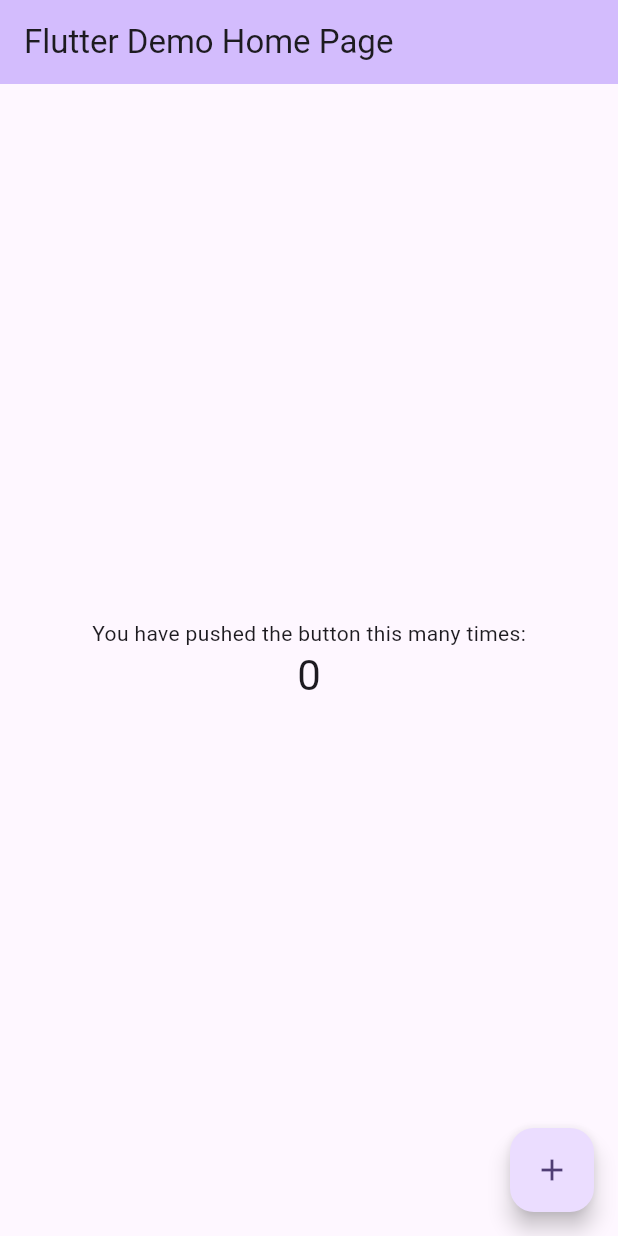
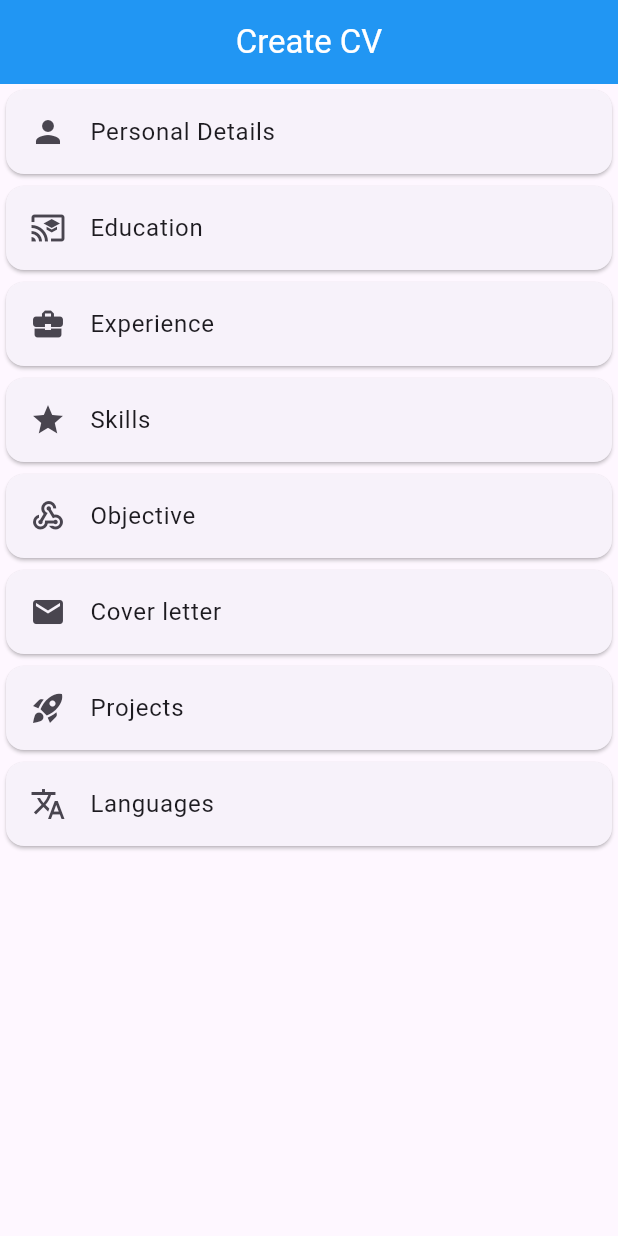
Before and after one commit to virajtalaviya/resume_builder, a Flutter app: the screen it shows after launch, on a phone screen of 412 x 824 dp. Run offline on Flutter 3.47's test engine with Material 3 defaults, Android fonts, the phone set to English and light mode, and no system bars; our stand-ins replace get.

Commit message:
Feat: HomeScreen & HomeController

```diff
--- /dev/null
+++ b/lib/controllers/home_controller.dart
@@ -0,0 +1,70 @@
+import 'package:flutter/material.dart';
+import 'package:get/get.dart';
+
+class HomeController extends GetxController {
+  List<ListContentClass> contentList = [
+    ListContentClass(
+      title: "Personal Details",
+      iconData: Icons.person,
+    ),
+    ListContentClass(
+      title: "Education",
+      iconData: Icons.cast_for_education,
+    ),
+    ListContentClass(
+      title: "Experience",
+      iconData: Icons.business_center,
+    ),
+    ListContentClass(
+      title: "Skills",
+      iconData: Icons.star,
+    ),
+    ListContentClass(
+      title: "Objective",
+      iconData: Icons.webhook,
+    ),
+    ListContentClass(
+      title: "Cover letter",
+      iconData: Icons.email,
+    ),
+    ListContentClass(
+      title: "Projects",
+      iconData: Icons.rocket_launch,
+    ),
+    ListContentClass(
+      title: "Languages",
+      iconData: Icons.translate,
+    ),
+  ];
+
+  void tapEventOfCard(int index) {
+    switch (index) {
+      case 0:
+        break;
+      case 1:
+        break;
+      case 2:
+        break;
+      case 3:
+        break;
+      case 4:
+        break;
+      case 5:
+        break;
+      case 6:
+        break;
+      case 7:
+        break;
+    }
+  }
+}
+
+class ListContentClass {
+  final String title;
+  final IconData iconData;
+
+  ListContentClass({
+    required this.title,
+    required this.iconData,
+  });
+}
--- a/lib/main.dart
+++ b/lib/main.dart
@@ -1,4 +1,6 @@
 import 'package:flutter/material.dart';
+import 'package:get/get.dart';
+import 'package:resume_builder/screens/home_screen.dart';
 
 void main() {
   runApp(const MyApp());
@@ -7,119 +9,14 @@ void main() {
 class MyApp extends StatelessWidget {
   const MyApp({super.key});
 
-  // This widget is the root of your application.
   @override
   Widget build(BuildContext context) {
-    return MaterialApp(
-      title: 'Flutter Demo',
-      theme: ThemeData(
-        // This is the theme of your application.
-        //
-        // TRY THIS: Try running your application with "flutter run". You'll see
-        // the application has a blue toolbar. Then, without quitting the app,
-        // try changing the seedColor in the colorScheme below to Colors.green
-        // and then invoke "hot reload" (save your changes or press the "hot
-        // reload" button in a Flutter-supported IDE, or press "r" if you used
-        // the command line to start the app).
-        //
-        // Notice that the counter didn't reset back to zero; the application
-        // state is not lost during the reload. To reset the state, use hot
-        // restart instead.
-        //
-        // This works for code too, not just values: Most code changes can be
-        // tested with just a hot reload.
-        colorScheme: ColorScheme.fromSeed(seedColor: Colors.deepPurple),
-        useMaterial3: true,
-      ),
-      home: const MyHomePage(title: 'Flutter Demo Home Page'),
+    shouldUseTabletView = MediaQuery.of(context).size.shortestSide > 600;
+    return const GetMaterialApp(
+      debugShowCheckedModeBanner: false,
+      home: HomeScreen(),
     );
   }
 }
 
-class MyHomePage extends StatefulWidget {
-  const MyHomePage({super.key, required this.title});
-
-  // This widget is the home page of your application. It is stateful, meaning
-  // that it has a State object (defined below) that contains fields that affect
-  // how it looks.
-
-  // This class is the configuration for the state. It holds the values (in this
-  // case the title) provided by the parent (in this case the App widget) and
-  // used by the build method of the State. Fields in a Widget subclass are
-  // always marked "final".
-
-  final String title;
-
-  @override
-  State<MyHomePage> createState() => _MyHomePageState();
-}
-
-class _MyHomePageState extends State<MyHomePage> {
-  int _counter = 0;
-
-  void _incrementCounter() {
-    setState(() {
-      // This call to setState tells the Flutter framework that something has
-      // changed in this State, which causes it to rerun the build method below
-      // so that the display can reflect the updated values. If we changed
-      // _counter without calling setState(), then the build method would not be
-      // called again, and so nothing would appear to happen.
-      _counter++;
-    });
-  }
-
-  @override
-  Widget build(BuildContext context) {
-    // This method is rerun every time setState is called, for instance as done
-    // by the _incrementCounter method above.
-    //
-    // The Flutter framework has been optimized to make rerunning build methods
-    // fast, so that you can just rebuild anything that needs updating rather
-    // than having to individually change instances of widgets.
-    return Scaffold(
-      appBar: AppBar(
-        // TRY THIS: Try changing the color here to a specific color (to
-        // Colors.amber, perhaps?) and trigger a hot reload to see the AppBar
-        // change color while the other colors stay the same.
-        backgroundColor: Theme.of(context).colorScheme.inversePrimary,
-        // Here we take the value from the MyHomePage object that was created by
-        // the App.build method, and use it to set our appbar title.
-        title: Text(widget.title),
-      ),
-      body: Center(
-        // Center is a layout widget. It takes a single child and positions it
-        // in the middle of the parent.
-        child: Column(
-          // Column is also a layout widget. It takes a list of children and
-          // arranges them vertically. By default, it sizes itself to fit its
-          // children horizontally, and tries to be as tall as its parent.
-          //
-          // Column has various properties to control how it sizes itself and
-          // how it positions its children. Here we use mainAxisAlignment to
-          // center the children vertically; the main axis here is the vertical
-          // axis because Columns are vertical (the cross axis would be
-          // horizontal).
-          //
-          // TRY THIS: Invoke "debug painting" (choose the "Toggle Debug Paint"
-          // action in the IDE, or press "p" in the console), to see the
-          // wireframe for each widget.
-          mainAxisAlignment: MainAxisAlignment.center,
-          children: <Widget>[
-            const Text(
-              'You have pushed the button this many times:',
-            ),
-            Text(
-              '$_counter',
-              style: Theme.of(context).textTheme.headlineMedium,
-            ),
-          ],
-        ),
-      ),
-      floatingActionButton: FloatingActionButton(
-        onPressed: _incrementCounter,
-        tooltip: 'Increment',
-        child: const Icon(Icons.add),
-      ), // This trailing comma makes auto-formatting nicer for build methods.
-    );
-  }
-}
+bool shouldUseTabletView = false;
--- /dev/null
+++ b/lib/screens/home_screen.dart
@@ -0,0 +1,60 @@
+import 'package:flutter/material.dart';
+import 'package:get/get.dart';
+import 'package:resume_builder/controllers/home_controller.dart';
+import 'package:resume_builder/main.dart';
+
+class HomeScreen extends StatelessWidget {
+  const HomeScreen({super.key});
+
+  @override
+  Widget build(BuildContext context) {
+    HomeController homeController = Get.put(HomeController());
+    return Scaffold(
+      appBar: AppBar(
+        backgroundColor: Colors.blue,
+        title: const Text("Create CV", style: TextStyle(color: Colors.white)),
+        centerTitle: true,
+      ),
+      body: Column(
+        children: [
+          shouldUseTabletView
+              ? GridView.builder(
+                  gridDelegate: const SliverGridDelegateWithFixedCrossAxisCount(
+                    crossAxisCount: 3,
+                    childAspectRatio: 1,
+                    crossAxisSpacing: 10,
+                    mainAxisSpacing: 10,
+                  ),
+                  itemBuilder: (context, index) {
+                    return Card(
+                      child: GestureDetector(
+                        onTap: (){},
+                        child: Column(
+                          children: [
+                            Text(homeController.contentList[index].title),
+                            const SizedBox(height: 10),
+                            Icon(homeController.contentList[index].iconData),
+                          ],
+                        ),
+                      ),
+                    );
+                  },
+                )
+              : ListView.builder(
+                  shrinkWrap: true,
+                  itemCount: homeController.contentList.length,
+                  itemBuilder: (context, index) {
+                    return Card(
+                      child: ListTile(
+                        onTap: () {},
+                        title: Text(homeController.contentList[index].title),
+                        leading: Icon(homeController.contentList[index].iconData),
+                      ),
+                    );
+                  },
+                ),
+        ],
+      ),
+    );
+  }
+}
--- a/pubspec.yaml
+++ b/pubspec.yaml
@@ -35,6 +35,7 @@ dependencies:
   # The following adds the Cupertino Icons font to your application.
   # Use with the CupertinoIcons class for iOS style icons.
   cupertino_icons: ^1.0.2
+  get: ^4.6.5
 
 dev_dependencies:
   flutter_test:
```
Also changed, not shown: pubspec.lock.
